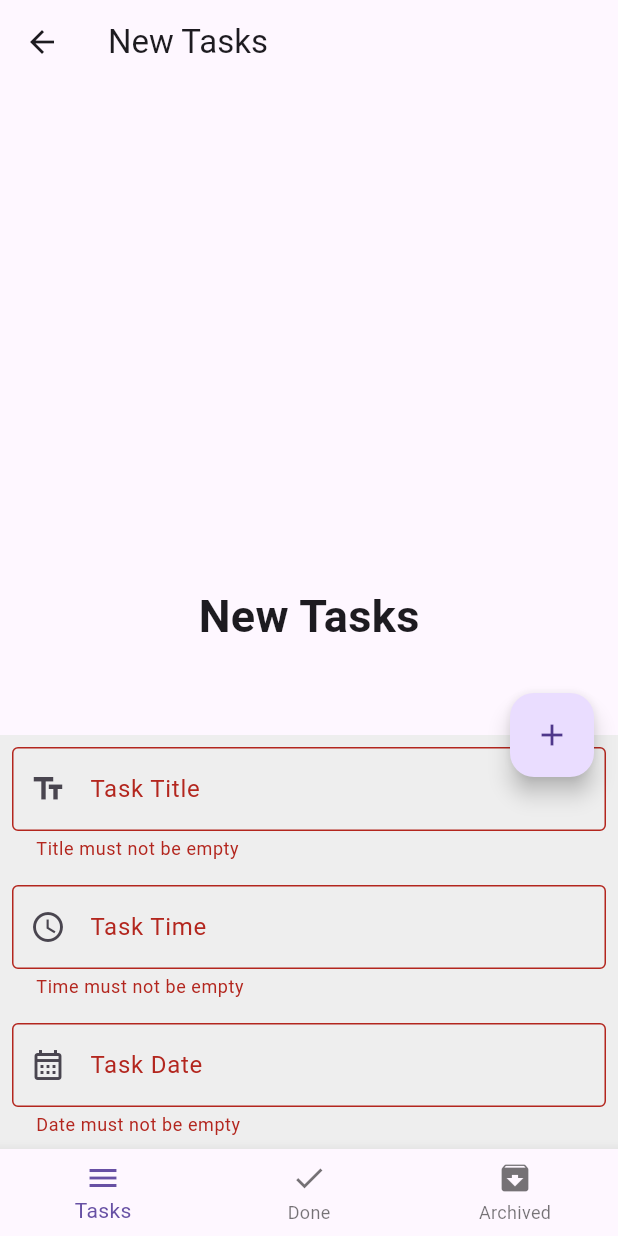
After one commit to Youssef-Remah/Flutter_Todo_App, a Flutter app: the screen it shows after launch, after a tap on the "edit" icon, after a tap on the "add" icon, on a phone screen of 412 x 824 dp. The commit adds this screen. Run offline on Flutter 3.47's test engine with Material 3 defaults, Android fonts, the phone set to English and light mode, and no system bars; our stand-ins replace sqflite; accounts and stored records are empty.

Commit message:
Completed Database Creation & Insertion

```diff
--- /dev/null
+++ b/lib/layout/home_layout.dart
@@ -0,0 +1,225 @@
+import 'package:flutter/material.dart';
+import 'package:todo_app/modules/archived_tasks/archived_tasks_screen.dart';
+import 'package:todo_app/modules/done_tasks/done_tasks_screen.dart';
+import 'package:todo_app/modules/new_tasks/new_tasks_screen.dart';
+import 'package:sqflite/sqflite.dart';
+import 'package:intl/intl.dart';
+
+class HomeLayout extends StatefulWidget {
+  const HomeLayout({super.key});
+
+  @override
+  State<HomeLayout> createState() => _HomeLayoutState();
+}
+
+class _HomeLayoutState extends State<HomeLayout> {
+  int currentIndexValue = 0;
+  bool isBottomSheetShown = false;
+  var titleController = TextEditingController();
+  var timeController = TextEditingController();
+  var dateController = TextEditingController();
+
+  var scaffoldKey = GlobalKey<ScaffoldState>();
+  var formKey = GlobalKey<FormState>();
+
+  late Database database;
+  List<Map> databaseRecords = [];
+
+  List<Widget> bodyScreens = [
+    NewTasksScreen(),
+    DoneTasksScreen(),
+    ArchivedTasksScreen(),
+  ];
+
+  List<String> appBarTitles = ['New Tasks', 'Done Tasks', 'Archived Tasks'];
+
+  @override
+  void initState() {
+    super.initState();
+
+    createDatabase();
+  }
+
+  @override
+  Widget build(BuildContext context) {
+    return Scaffold(
+      key: scaffoldKey,
+      floatingActionButton: FloatingActionButton(
+          onPressed: () {
+            if (isBottomSheetShown) {
+              bool? formCurrentState = formKey.currentState?.validate();
+
+              if ((formCurrentState != null) && (formCurrentState)) {
+                insertToDatabase(
+                  title: titleController.text,
+                  date: dateController.text,
+                  time: timeController.text,
+                ).then((value) {
+                  setState(() {
+                    isBottomSheetShown = false;
+                    Navigator.pop(context);
+                  });
+                });
+              }
+            } else {
+              setState(() {
+                isBottomSheetShown = true;
+                scaffoldKey.currentState
+                    ?.showBottomSheet((BuildContext context) {
+                      return Container(
+                        color: Colors.grey[200],
+                        child: Form(
+                          key: formKey,
+                          child: Column(
+                            mainAxisSize: MainAxisSize.min,
+                            children: [
+                              Padding(
+                                padding: const EdgeInsets.all(8.0),
+                                child: TextFormField(
+                                  keyboardType: TextInputType.text,
+                                  controller: titleController,
+                                  decoration: InputDecoration(
+                                    border: OutlineInputBorder(
+                                        borderSide:
+                                            BorderSide(color: Colors.grey)),
+                                    prefixIcon: Icon(Icons.text_fields),
+                                    labelText: 'Task Title',
+                                  ),
+                                  validator: (String? titleValue) {
+                                    if (titleValue != null &&
+                                        titleValue.isEmpty) {
+                                      return 'Title must not be empty';
+                                    }
+                                  },
+                                ),
+                              ),
+                              Padding(
+                                padding: const EdgeInsets.all(8.0),
+                                child: TextFormField(
+                                  onTap: () {
+                                    showTimePicker(
+                                      context: context,
+                                      initialTime: TimeOfDay.now(),
+                                    ).then((value) {
+                                      timeController.text =
+                                          value!.format(context);
+                                    });
+                                  },
+                                  keyboardType: TextInputType.datetime,
+                                  controller: timeController,
+                                  decoration: InputDecoration(
+                                    border: OutlineInputBorder(
+                                        borderSide:
+                                            BorderSide(color: Colors.grey)),
+                                    prefixIcon:
+                                        Icon(Icons.watch_later_outlined),
+                                    labelText: 'Task Time',
+                                  ),
+                                  validator: (String? titleValue) {
+                                    if (titleValue != null &&
+                                        titleValue.isEmpty) {
+                                      return 'Time must not be empty';
+                                    }
+                                  },
+                                ),
+                              ),
+                              Padding(
+                                padding: const EdgeInsets.all(8.0),
+                                child: TextFormField(
+                                  onTap: () {
+                                    showDatePicker(
+                                      context: context,
+                                      initialDate: DateTime.now(),
+                                      firstDate: DateTime.now(),
+                                      lastDate: DateTime(2024, 11, 30),
+                                    ).then((value) {
+                                      dateController.text =
+                                          DateFormat.yMMMd().format(value!);
+                                    });
+                                  },
+                                  keyboardType: TextInputType.datetime,
+                                  controller: dateController,
+                                  decoration: InputDecoration(
+                                    border: OutlineInputBorder(
+                                        borderSide:
+                                            BorderSide(color: Colors.grey)),
+                                    prefixIcon:
+                                        Icon(Icons.calendar_month_outlined),
+                                    labelText: 'Task Date',
+                                  ),
+                                  validator: (String? titleValue) {
+                                    if (titleValue != null &&
+                                        titleValue.isEmpty) {
+                                      return 'Date must not be empty';
+                                    }
+                                  },
+                                ),
+                              ),
+                            ],
+                          ),
+                        ),
+                      );
+                    })
+                    .closed
+                    .then((value) {
+                      setState(() {
+                        isBottomSheetShown = false;
+                      });
+                    });
+              });
+            }
+          },
+          child: (isBottomSheetShown) ? Icon(Icons.add) : Icon(Icons.edit)),
+      bottomNavigationBar: BottomNavigationBar(
+          onTap: (value) {
+            setState(() {
+              currentIndexValue = value;
+            });
+          },
+          currentIndex: currentIndexValue,
+          items: [
+            BottomNavigationBarItem(
+              icon: Icon(Icons.menu),
+              label: 'Tasks',
+            ),
+            BottomNavigationBarItem(icon: Icon(Icons.check), label: 'Done'),
+            BottomNavigationBarItem(
+                icon: Icon(Icons.archive), label: 'Archived')
+          ]),
+      appBar: AppBar(
+        title: Text(appBarTitles[currentIndexValue]),
+      ),
+      body: bodyScreens[currentIndexValue],
+    );
+  }
+
+  void createDatabase() async {
+    database = await openDatabase('todo.db', version: 1,
+        onCreate: (database, version) {
+      database
+          .execute(
+              'CREATE TABLE tasks (id INTEGER PRIMARY KEY, title TEXT, date TEXT, time TEXT, status TEXT)')
+          .then((value) => print('table created'))
+          .catchError((error) =>
+              print('Error when creating table ${error.toString()}'));
+    }, onOpen: (database) {
+      print('database opened');
+    });
+  }
+
+  Future insertToDatabase(
+      {required String title,
+      required String date,
+      required String time}) async {
+    return await database.transaction((txn) async {
+      txn
+          .rawInsert(
+              'INSERT INTO tasks(title, date, time, status) VALUES("${title}", "${date}", "${time}", "new")')
+          .then((value) {
+        print('${value.toString()} inserted successfully');
+      }).catchError((error) {
+        print('Error when Inserting New Record ${error.toString()}');
+      });
+    });
+  }
+}
--- /dev/null
+++ b/lib/modules/new_tasks/new_tasks_screen.dart
@@ -0,0 +1,15 @@
+import 'package:flutter/cupertino.dart';
+
+class NewTasksScreen extends StatelessWidget {
+  const NewTasksScreen({super.key});
+
+  @override
+  Widget build(BuildContext context) {
+    return Center(
+      child: Text(
+        'New Tasks',
+        style: TextStyle(fontWeight: FontWeight.bold, fontSize: 30.0),
+      ),
+    );
+  }
+}
--- a/pubspec.yaml
+++ b/pubspec.yaml
@@ -35,6 +35,8 @@ dependencies:
   # The following adds the Cupertino Icons font to your application.
   # Use with the CupertinoIcons class for iOS style icons.
   cupertino_icons: ^1.0.2
+  sqflite: ^2.3.0
+  intl: ^0.18.1
 
 dev_dependencies:
   flutter_test:
```
Also changed, not shown: lib/main.dart (+3 -109 lines), lib/modules/archived_tasks/archived_tasks_screen.dart (added, +15 -0 lines), lib/modules/done_tasks/done_tasks_screen.dart (added, +15 -0 lines), pubspec.lock, 1 other file.
